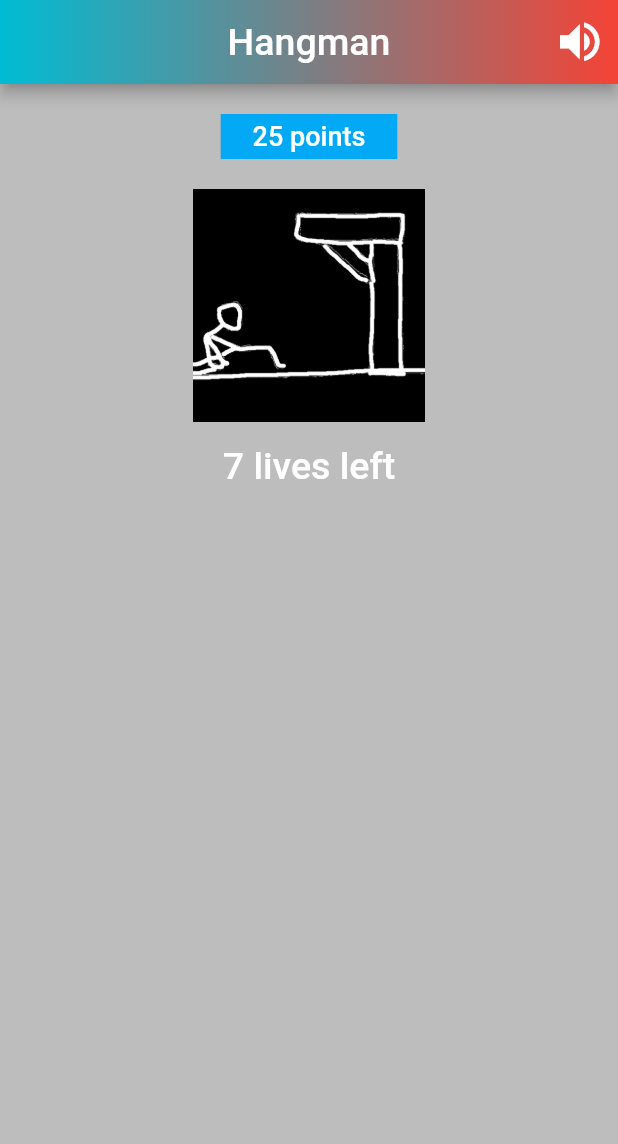
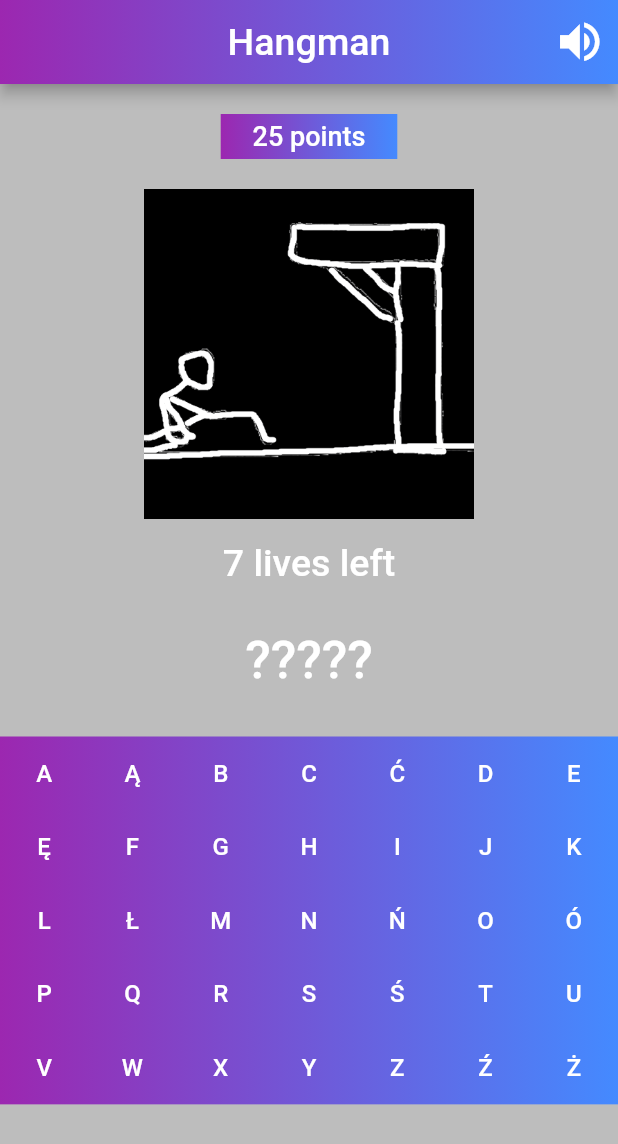
Before and after one commit to igorurbaniak/hangman_game, a Flutter app: the screen it shows after launch, on a phone screen of 412 x 824 dp. Shown: the top 1144 px of the screen. Run offline on Flutter 3.47's test engine with Material 2 defaults, Android fonts, the phone set to English and light mode, and no system bars; our stand-ins replace google_fonts, new_gradient_app_bar; Roboto replaces fonts that are missing (Audiowide).

```diff
--- a/lib/game_screen.dart
+++ b/lib/game_screen.dart
@@ -1,5 +1,6 @@
 import 'package:flutter/material.dart';
 import 'package:google_fonts/google_fonts.dart';
+import 'package:hangman_game/utils.dart';
 import 'package:new_gradient_app_bar/new_gradient_app_bar.dart';
 
 class GameScreen extends StatefulWidget {
@@ -16,7 +17,7 @@ class _GameScreenState extends State<GameScreen> {
       backgroundColor: Colors.black26,
       appBar: NewGradientAppBar(
         gradient: const LinearGradient(
-          colors: [Colors.cyan, Colors.red],
+          colors: [Colors.purple, Colors.blueAccent],
         ),
         centerTitle: true,
         title: Text(
@@ -36,6 +37,7 @@ class _GameScreenState extends State<GameScreen> {
         ],
       ),
       body: SingleChildScrollView(
+        physics: const ScrollPhysics(),
         child: Container(
           alignment: Alignment.center,
           child: Column(
@@ -43,7 +45,9 @@ class _GameScreenState extends State<GameScreen> {
               Container(
                 margin: const EdgeInsets.only(top: 20),
                 alignment: Alignment.center,
-                decoration: const BoxDecoration(color: Colors.lightBlue),
+                decoration: const BoxDecoration(
+                    gradient: LinearGradient(
+                        colors: [Colors.purple, Colors.blueAccent])),
                 width: MediaQuery.of(context).size.width / 3.5,
                 height: 30,
                 child: Center(
@@ -60,8 +64,8 @@ class _GameScreenState extends State<GameScreen> {
               const SizedBox(height: 20),
               const Image(
                 image: AssetImage('images/hangman10.png'),
-                width: 155,
-                height: 155,
+                width: 220,
+                height: 220,
                 fit: BoxFit.cover,
               ),
               const SizedBox(
@@ -74,7 +78,54 @@ class _GameScreenState extends State<GameScreen> {
                   color: Colors.white,
                   fontWeight: FontWeight.w500,
                 ),
-              )
+              ),
+              const SizedBox(
+                height: 30,
+              ),
+              Text(
+                '?????',
+                textAlign: TextAlign.center,
+                style: GoogleFonts.audiowide(
+                  fontSize: 35,
+                  color: Colors.white,
+                  fontWeight: FontWeight.w500,
+                ),
+              ),
+              const SizedBox(
+                height: 30,
+              ),
+              Container(
+                decoration: const BoxDecoration(
+                  gradient: LinearGradient(
+                    colors: [Colors.purple, Colors.blueAccent],
+                  ),
+                ),
+                child: GridView.count(
+                  // mainAxisSpacing: 3,
+                  // crossAxisSpacing: 3,
+                  crossAxisCount: 7,
+                  shrinkWrap: true,
+                  physics: const NeverScrollableScrollPhysics(),
+                  childAspectRatio: 1.2,
+                  children: letters.map(
+                    (alphabet) {
+                      return InkWell(
+                        onTap: () {},
+                        child: Center(
+                          child: Text(
+                            alphabet,
+                            style: GoogleFonts.audiowide(
+                              fontSize: 16,
+                              color: Colors.white,
+                              fontWeight: FontWeight.w500,
+                            ),
+                          ),
+                        ),
+                      );
+                    },
+                  ).toList(),
+                ),
+              ),
             ],
           ),
         ),
--- /dev/null
+++ b/lib/utils.dart
@@ -0,0 +1,37 @@
+List<String> letters = [
+  'A',
+    'Ą',
+  'B',
+  'C',
+  'Ć',
+  'D',
+  'E',
+  'Ę',
+  'F',
+  'G',
+  'H',
+  'I',
+  'J',
+  'K',
+  'L',
+  'Ł',
+  'M',
+  'N',
+  'Ń',
+  'O',
+  'Ó',
+  'P',
+  'Q',
+  'R',
+  'S',
+  'Ś',
+  'T',
+  'U',
+  'V',
+  'W',
+  'X',
+  'Y',
+  'Z',
+  'Ź',
+  'Ż',
+];
```
